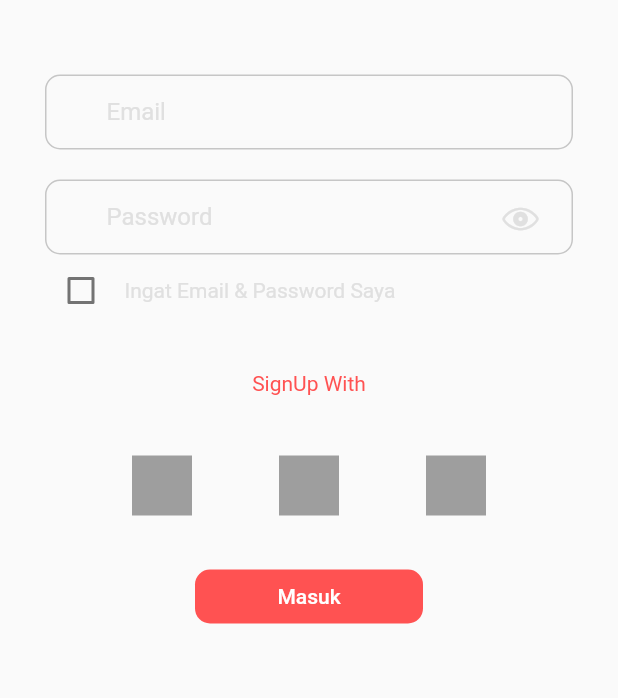
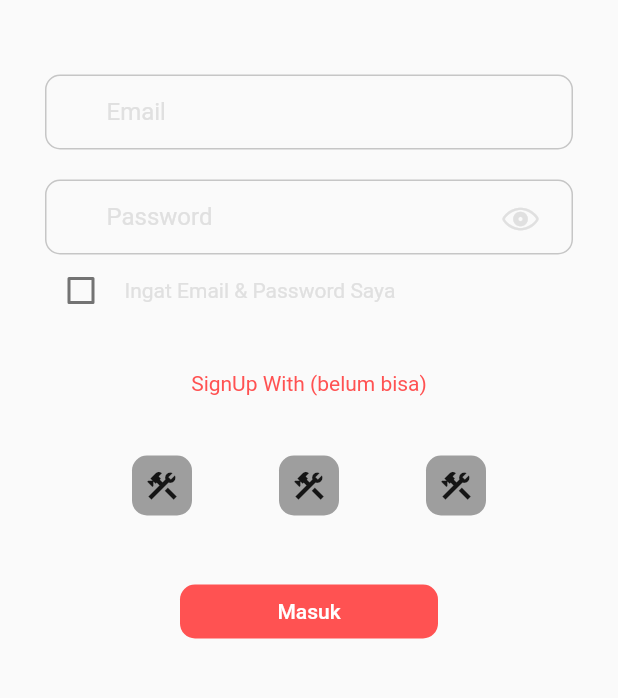
Before and after one commit to farizaw123/reminderapp, a Flutter app: the screen it shows after launch, on a phone screen of 412 x 824 dp, the part 407-1105 px from its top. Run offline on Flutter 3.47's test engine with Material 2 defaults, Android fonts, the phone set to English and light mode, and no system bars; our stand-ins replace firebase_core, firebase_database; accounts and stored records are empty.

Commit message:
insya allah fix

```diff
--- a/lib/auth/login.dart
+++ b/lib/auth/login.dart
@@ -86,7 +86,7 @@ class _loginState extends State<login> {
             ],
           ),
           SizedBox(height: 30,),
-          Text("SignUp With", textAlign: TextAlign.center, style: TextStyle(color: Colors.redAccent),),
+          Text("SignUp With (belum bisa)", textAlign: TextAlign.center, style: TextStyle(color: Colors.redAccent),),
           SizedBox(height: 40,),
           Row(
             mainAxisAlignment: MainAxisAlignment.spaceEvenly,
@@ -94,23 +94,41 @@ class _loginState extends State<login> {
               Container(
                 width: 40,
                 height: 40,
-                color: Colors.grey,
+                decoration: BoxDecoration(
+                  borderRadius: BorderRadius.circular(10),
+                  color: Colors.grey,
+                ),
+                child: (
+                Icon(Icons.construction)
+                ),
               ),
               Container(
                 width: 40,
                 height: 40,
-                color: Colors.grey,
+                decoration: BoxDecoration(
+                  borderRadius: BorderRadius.circular(10),
+                  color: Colors.grey,
+                ),
+                child: (
+                    Icon(Icons.construction)
+                ),
               ),
               Container(
                 width: 40,
                 height: 40,
-                color: Colors.grey,
-              )
+                decoration: BoxDecoration(
+                  borderRadius: BorderRadius.circular(10),
+                  color: Colors.grey,
+                ),
+                child: (
+                    Icon(Icons.construction)
+                ),
+              ),
             ],
           ),
           SizedBox(height: 30,),
           Padding(
-            padding: EdgeInsets.symmetric(horizontal: 100),
+            padding: EdgeInsets.symmetric(horizontal: 90, vertical: 10),
             child: ElevatedButton(
               style: ElevatedButton.styleFrom(
                 primary: Colors.redAccent,
--- a/lib/detail_screen.dart
+++ b/lib/detail_screen.dart
@@ -39,10 +39,14 @@ class _DetailScreen extends State<DetailScreen>{
     });
     var judul = await fDatabaseNotes.child(keys).child('judul').get();
     var isi = await fDatabaseNotes.child(keys).child('isi').get();
+    print(judul);
+    print(isi);
 
     setState(() {
       judulController.text = judul.value.toString();
-      isiController.text = isi.value.toString();
+      if(isi.value.toString()!='null'){
+        isiController.text = isi.value.toString();
+      }
     });
 
     setState(() {
```
